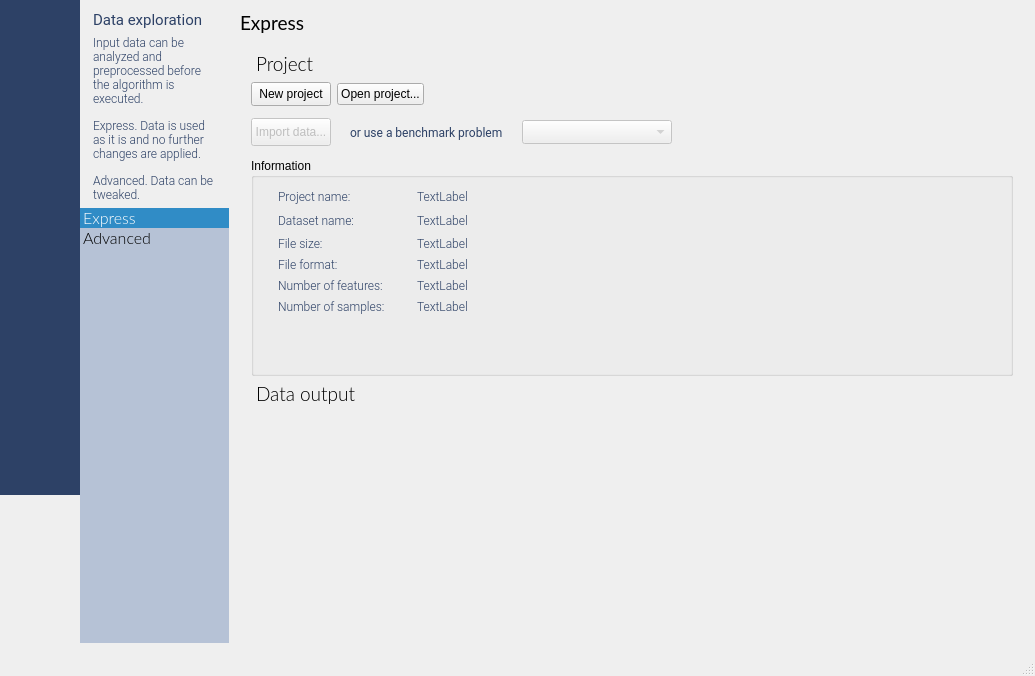
emigdioz/LeafGP, file source/mainwidget.ui: the form before one commit.
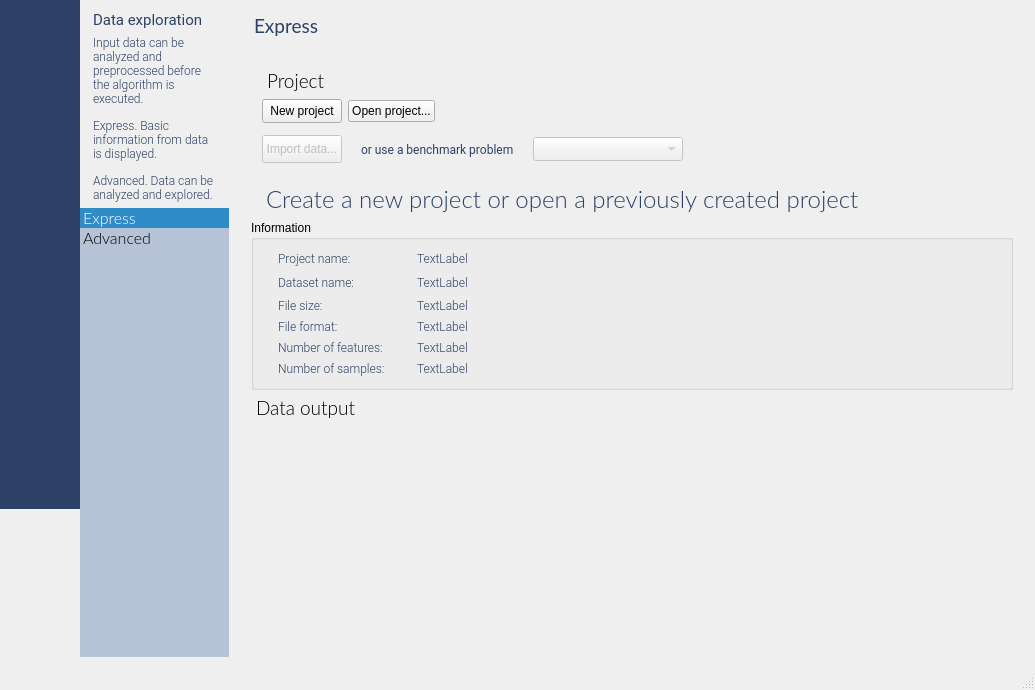
The form after the commit. The open tabs and pages were chosen to show the change. Icons and pictures are not drawn. Custom widgets are drawn as their Qt base class.

Patch:
```diff
--- a/source/mainwidget.ui
+++ b/source/mainwidget.ui
@@ -799,7 +799,7 @@
 }</string>
                </property>
                <property name="text">
-                <string>&lt;html&gt;&lt;head/&gt;&lt;body&gt;&lt;p&gt;Input data can be analyzed and preprocessed before the algorithm is executed.&lt;/p&gt;&lt;p&gt;Express. Data is used as it is and no further changes are applied.&lt;/p&gt;&lt;p&gt;Advanced. Data can be tweaked.&lt;/p&gt;&lt;/body&gt;&lt;/html&gt;</string>
+                <string>&lt;html&gt;&lt;head/&gt;&lt;body&gt;&lt;p&gt;Input data can be analyzed and preprocessed before the algorithm is executed.&lt;/p&gt;&lt;p&gt;Express. Basic information from data is displayed.&lt;/p&gt;&lt;p&gt;Advanced. Data can be analyzed and explored.&lt;/p&gt;&lt;/body&gt;&lt;/html&gt;</string>
                </property>
                <property name="wordWrap">
                 <bool>true</bool>
@@ -882,6 +882,12 @@
              <layout class="QVBoxLayout" name="verticalLayout_2">
               <item>
                <widget class="QLabel" name="label_3">
+                <property name="minimumSize">
+                 <size>
+                  <width>0</width>
+                  <height>30</height>
+                 </size>
+                </property>
                 <property name="maximumSize">
                  <size>
                   <width>16777215</width>
@@ -894,6 +900,9 @@
 	font-family: Lato;
 	font-weight: normal;
 	font-size: 14pt;
+	color: rgb(45,65,102);
+	padding-left: 10px;
+	padding-right: 10px;
 }</string>
                 </property>
                 <property name="text">
@@ -913,6 +922,23 @@
                  <item row="0" column="0">
                   <layout class="QVBoxLayout" name="verticalLayout_15">
                    <item>
+                    <widget class="QFrame" name="frame_43">
+                     <property name="maximumSize">
+                      <size>
+                       <width>16777215</width>
+                       <height>120</height>
+                      </size>
+                     </property>
+                     <property name="frameShape">
+                      <enum>QFrame::NoFrame</enum>
+                     </property>
+                     <property name="frameShadow">
+                      <enum>QFrame::Raised</enum>
+                     </property>
+                     <layout class="QGridLayout" name="gridLayout_130">
+                      <item row="0" column="0">
+                       <layout class="QVBoxLayout" name="verticalLayout_43">
+                        <item>
                     <widget class="QLabel" name="label_161">
                      <property name="styleSheet">
                       <string notr="true">QLabel {
@@ -1181,6 +1207,29 @@
                      </layout>
                     </widget>
                    </item>
+                       </layout>
+                      </item>
+                     </layout>
+                    </widget>
+                   </item>
+                   <item>
+                    <widget class="QLabel" name="label_31">
+                     <property name="styleSheet">
+                      <string notr="true">QLabel
+{
+	font-family: Lato;
+	font-weight: 200;
+	font-size: 18pt;
+	padding-left: 10px;
+	padding-right: 10px;
+	color: rgb(45,65,102);
+}</string>
+                     </property>
+                     <property name="text">
+                      <string>Create a new project or open a previously created project</string>
+                     </property>
+                    </widget>
+                   </item>
                    <item>
                     <widget class="QGroupBox" name="InfoBox">
                      <property name="enabled">
@@ -1286,19 +1335,6 @@
                           </property>
                          </spacer>
                         </item>
-                        <item row="6" column="0">
-                         <spacer name="verticalSpacer">
-                          <property name="orientation">
-                           <enum>Qt::Vertical</enum>
-                          </property>
-                          <property name="sizeHint" stdset="0">
-                           <size>
-                            <width>20</width>
-                            <height>40</height>
-                           </size>
-                          </property>
-                         </spacer>
-                        </item>
                         <item row="0" column="0">
                          <widget class="QLabel" name="label_163">
                           <property name="text">
@@ -1723,29 +1759,13 @@
 	font-family: Lato;
 	font-weight: normal;
 	font-size: 14pt;
-	padding: 5px;
-}</string>
-                     </property>
-                     <property name="text">
-                      <string>Advanced</string>
-                     </property>
-                    </widget>
-                   </item>
-                   <item>
-                    <widget class="QLabel" name="label_31">
-                     <property name="styleSheet">
-                      <string notr="true">QLabel
-{
-	font-family: Roboto;
-	font-weight: normal;
-	font-size: 9pt;
+	color: rgb(45,65,102);
 	padding-left: 10px;
 	padding-right: 10px;
-	color: rgb(45,65,102);
 }</string>
                      </property>
                      <property name="text">
-                      <string>No data has been loaded yet, please use Express section to load data.</string>
+                      <string>Advanced</string>
                      </property>
                     </widget>
                    </item>
```
Left out of the diff: 143 changed lines with no effect on the pictures. Lines whose indentation alone changed are shown as unchanged.
